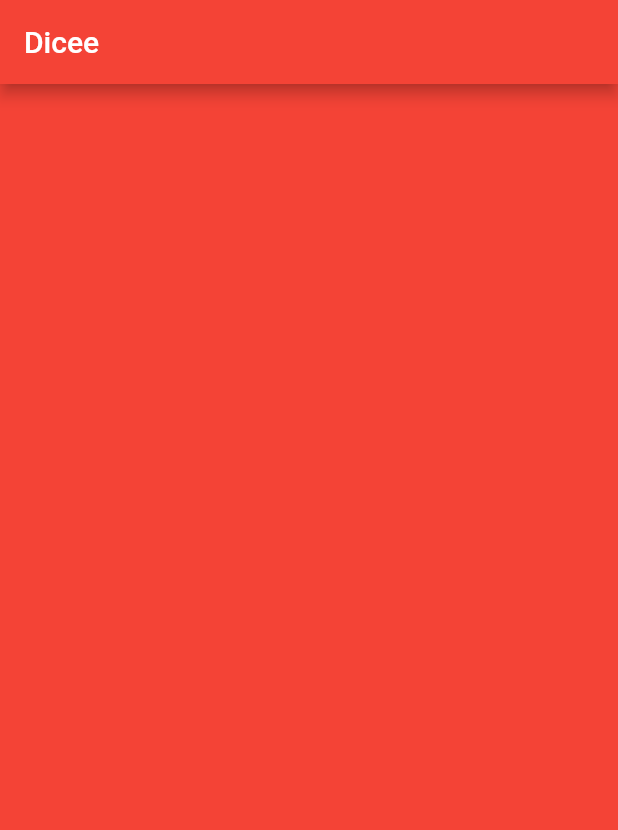
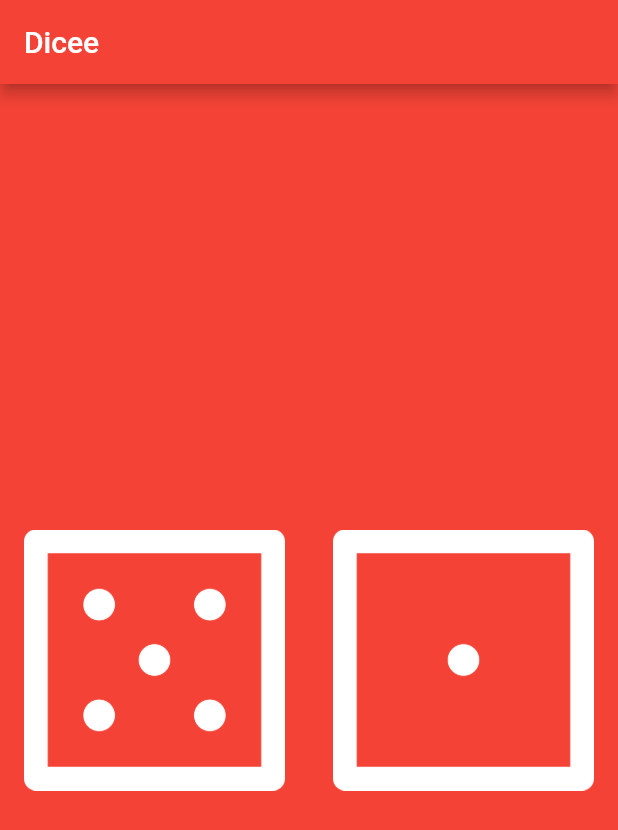
Before and after one commit to TatoCuervo/dicee-flutter-app, a Flutter app: the screen it shows after launch, on a phone screen of 412 x 824 dp. Shown: the top 830 px of the screen. Run offline on Flutter 3.47's test engine with Material 2 defaults, Android fonts, the phone set to English and light mode, and no system bars.

```diff
--- a/lib/main.dart
+++ b/lib/main.dart
@@ -15,9 +15,41 @@ void main() {
   );
 }
 
-class DicePage extends StatelessWidget {
+class DicePage extends StatefulWidget {
+  @override
+  _DicePageState createState() => _DicePageState();
+}
+
+class _DicePageState extends State<DicePage> {
+  var leftDiceNumber = 5;
+
   @override
   Widget build(BuildContext context) {
-    return Container();
+    return Center(
+      child: Row(
+        children: <Widget>[
+          Expanded(
+            child: FlatButton(
+              onPressed: () {
+                setState(() {
+                  leftDiceNumber = 3;
+                });
+              },
+              child: Image.asset('images/dice$leftDiceNumber.png'),
+            ),
+          ),
+          Expanded(
+            child: FlatButton(
+              onPressed: () {
+                setState(() {
+                  leftDiceNumber = 2;
+                });
+              },
+              child: Image.asset('images/dice1.png'),
+            ),
+          )
+        ],
+      ),
+    );
   }
 }
```
